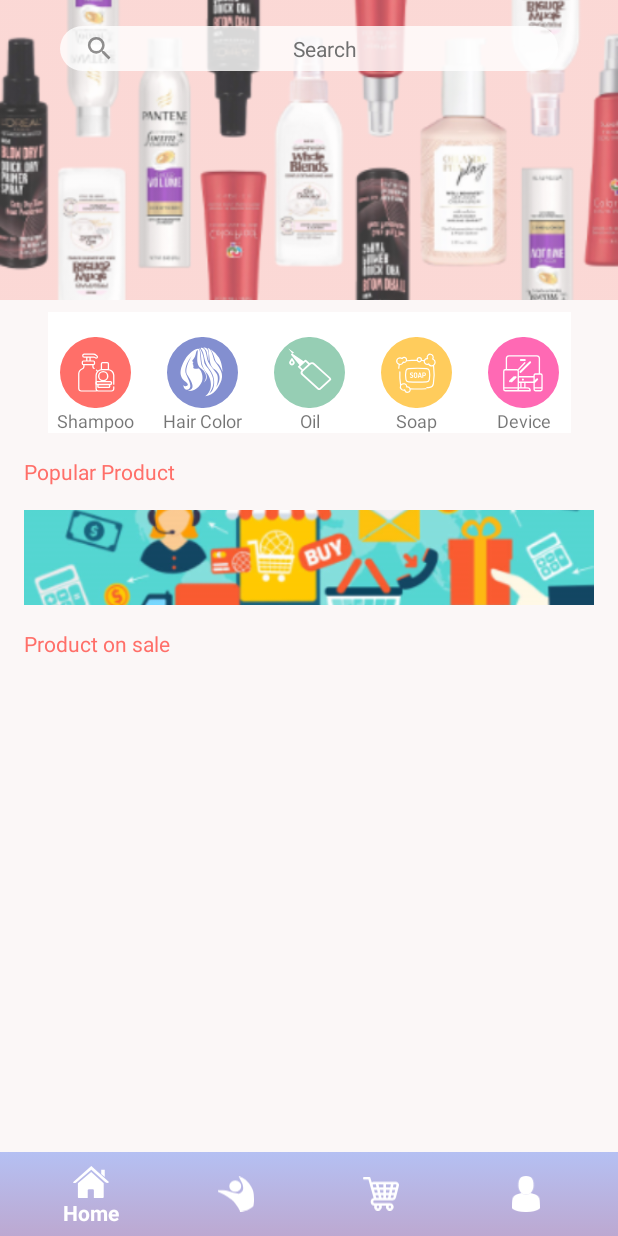
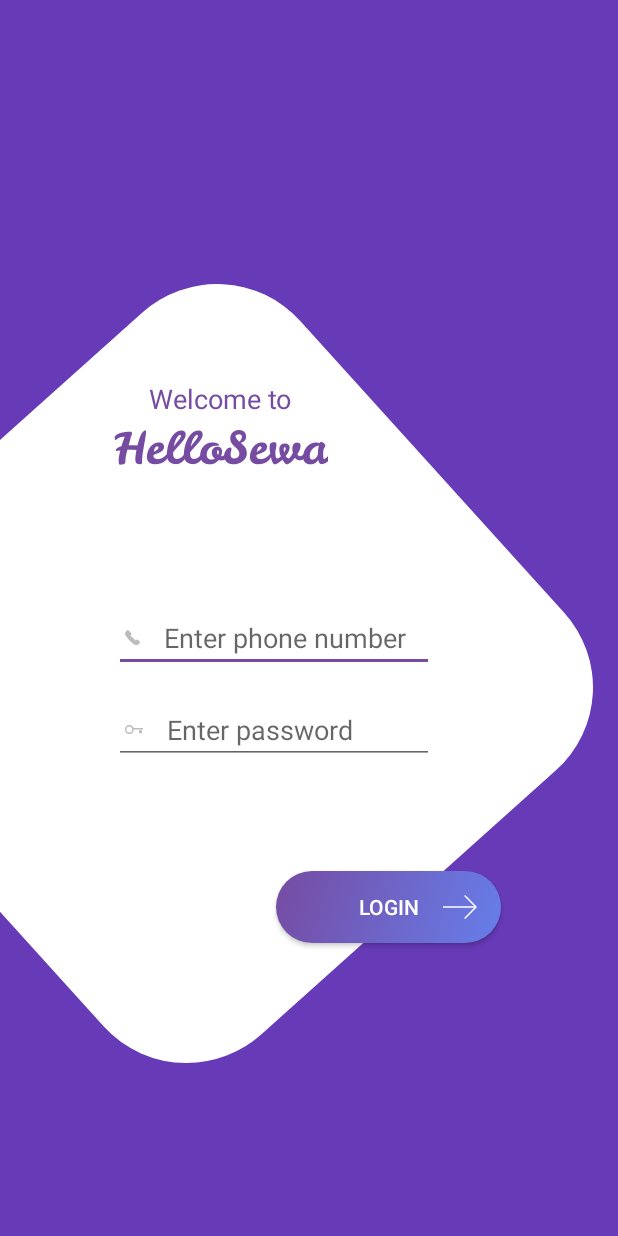
Before and after one commit to sandeepbhattarai48/HelloSewa, an Android app: the screen it shows after launch (MainActivity before the commit, LoginActivity after it), on a phone screen of 412 x 824 dp. Run offline under Robolectric (Android 15) with nearby library versions, the phone set to English and light mode, and no system bars.

Commit message:
login work started

```diff
--- a/app/src/main/AndroidManifest.xml
+++ b/app/src/main/AndroidManifest.xml
@@ -9,7 +9,8 @@
         android:roundIcon="@mipmap/ic_launcher_round"
         android:supportsRtl="true"
         android:theme="@style/AppTheme">
-        <activity android:name=".MainActivity">
+        <activity android:name=".MainActivity"></activity>
+        <activity android:name=".LoginActivity">
             <intent-filter>
                 <action android:name="android.intent.action.MAIN" />
 
--- /dev/null
+++ b/app/src/main/java/com/hellosewa/LoginActivity.java
@@ -0,0 +1,33 @@
+package com.hellosewa;
+
+import androidx.appcompat.app.AppCompatActivity;
+
+import android.content.pm.ActivityInfo;
+import android.os.Bundle;
+import android.view.View;
+import android.widget.Button;
+import android.widget.EditText;
+
+public class LoginActivity extends AppCompatActivity {
+
+    @Override
+    protected void onCreate(Bundle savedInstanceState) {
+        super.onCreate(savedInstanceState);
+        setContentView(R.layout.activity_login);
+        this.setRequestedOrientation(ActivityInfo.SCREEN_ORIENTATION_PORTRAIT);
+
+        final EditText phoneEt = findViewById(R.id.phone_edittext);
+        EditText passwordEt = findViewById(R.id.password_edittext);
+        Button loginBtn = findViewById(R.id.login_btn);
+
+        loginBtn.setOnClickListener(new View.OnClickListener() {
+            @Override
+            public void onClick(View v) {
+
+                phoneEt.getText().toString();
+
+            }
+        });
+
+    }
+}
--- /dev/null
+++ b/app/src/main/res/drawable/custom_login_button.xml
@@ -0,0 +1,15 @@
+<?xml version="1.0" encoding="utf-8"?>
+<selector xmlns:android="http://schemas.android.com/apk/res/android">
+    <item>
+        <shape >
+            <corners android:radius="@dimen/radius_large"/>
+            <gradient
+                android:startColor="@color/blue"
+                android:endColor="@color/purple"
+                android:angle="135"
+
+                />
+        </shape>
+
+    </item>
+</selector>
--- /dev/null
+++ b/app/src/main/res/drawable/ic_arrow.xml
@@ -0,0 +1,16 @@
+<vector xmlns:android="http://schemas.android.com/apk/res/android"
+    android:width="22.968dp"
+    android:height="15.943dp"
+    android:viewportWidth="22.968"
+    android:viewportHeight="15.943">
+  <path
+      android:pathData="M0,7.9722h21.449"
+      android:strokeWidth="1"
+      android:fillColor="#00000000"
+      android:strokeColor="#fff"/>
+  <path
+      android:pathData="M14.6431,0.354l7.618,7.618 -7.618,7.618"
+      android:strokeWidth="1"
+      android:fillColor="#00000000"
+      android:strokeColor="#fff"/>
+</vector>
--- /dev/null
+++ b/app/src/main/res/drawable/ic_key.xml
@@ -0,0 +1,21 @@
+<vector xmlns:android="http://schemas.android.com/apk/res/android"
+    android:width="12.162dp"
+    android:height="6dp"
+    android:viewportWidth="12.162"
+    android:viewportHeight="6">
+  <path
+      android:pathData="M3,3m-2.5,0a2.5,2.5 0,1 1,5 0a2.5,2.5 0,1 1,-5 0"
+      android:strokeWidth="1"
+      android:fillColor="#00000000"
+      android:strokeColor="#bcbcbc"/>
+  <path
+      android:pathData="M5.242,2.5h6.92"
+      android:strokeWidth="1"
+      android:fillColor="#00000000"
+      android:strokeColor="#bcbcbc"/>
+  <path
+      android:pathData="M10.5,3.5L10.5,5.5"
+      android:strokeWidth="2"
+      android:fillColor="#00000000"
+      android:strokeColor="#bcbcbc"/>
+</vector>
--- /dev/null
+++ b/app/src/main/res/drawable/ic_phone.xml
@@ -0,0 +1,9 @@
+<vector xmlns:android="http://schemas.android.com/apk/res/android"
+    android:width="10.064dp"
+    android:height="10.142dp"
+    android:viewportWidth="10.064"
+    android:viewportHeight="10.142">
+  <path
+      android:pathData="M0.6685,4.2983a19.85,19.85 0,0 0,5.483 5.451,2.768 2.768,0 0,0 2.853,0s1.228,-0.879 1.041,-1.592a3.138,3.138 0,0 0,-1.849 -1.684c-0.674,-0.219 -0.847,0.809 -0.847,0.809l-3.926,-3.717s1.24,-0.34 0.908,-1.149a4.117,4.117 0,0 0,-1.231 -1.426c-0.344,-0.3 -1.058,-1.2 -1.459,-0.944a4,4 0,0 0,-1.523 1.756A2.709,2.709 0,0 0,0.6685 4.2983Z"
+      android:fillColor="#bcbcbc"/>
+</vector>
--- /dev/null
+++ b/app/src/main/res/drawable/login_bg_shape.xml
@@ -0,0 +1,16 @@
+<vector xmlns:android="http://schemas.android.com/apk/res/android"
+    android:width="507.75dp"
+    android:height="507.676dp"
+    android:viewportWidth="507.75"
+    android:viewportHeight="507.676">
+  <path
+      android:pathData="M48.304,197.394L219.228,43.493A65,65 104.333,0 1,311.026 48.304L464.257,218.485A65,65 69.692,0 1,459.446 310.282L288.522,464.182A65,65 58.847,0 1,196.724 459.372L43.493,289.191A65,65 83.584,0 1,48.304 197.394z"
+      android:strokeWidth="1"
+      android:fillColor="#fff"
+      android:strokeColor="#00000000"/>
+  <path
+      android:pathData="M48.639,197.765L219.562,43.865A64.5,64.5 93.626,0 1,310.654 48.639L463.885,218.819A64.5,64.5 73.767,0 1,459.111 309.911L288.188,463.811A64.5,64.5 82.222,0 1,197.096 459.037L43.865,288.857A64.5,64.5 117.532,0 1,48.639 197.765z"
+      android:strokeWidth="1"
+      android:fillColor="#00000000"
+      android:strokeColor="#707070"/>
+</vector>
--- /dev/null
+++ b/app/src/main/res/drawable/login_shape_bg.xml
@@ -0,0 +1,9 @@
+<vector xmlns:android="http://schemas.android.com/apk/res/android"
+    android:width="344.208dp"
+    android:height="454.082dp"
+    android:viewportWidth="344.208"
+    android:viewportHeight="454.082">
+  <path
+      android:pathData="M59.979,432.574l-59.979,-66.615v-275l82.483,-74.269a65,65 0,0 1,91.8 4.812l153.23,170.179a65,65 0,0 1,-4.811 91.8l-170.924,153.9a64.771,64.771 0,0 1,-43.472 16.7A64.825,64.825 0,0 1,59.979 432.574Z"
+      android:fillColor="#fff"/>
+</vector>
--- /dev/null
+++ b/app/src/main/res/layout/activity_login.xml
@@ -0,0 +1,122 @@
+<?xml version="1.0" encoding="utf-8"?>
+<androidx.constraintlayout.widget.ConstraintLayout xmlns:android="http://schemas.android.com/apk/res/android"
+    xmlns:app="http://schemas.android.com/apk/res-auto"
+    xmlns:tools="http://schemas.android.com/tools"
+    android:layout_width="match_parent"
+    android:layout_height="match_parent"
+    android:background="#673AB7"
+    tools:context=".LoginActivity">
+
+    <androidx.constraintlayout.widget.Guideline
+        android:id="@+id/guideline4"
+        android:layout_width="0dp"
+        android:layout_height="wrap_content"
+        android:orientation="horizontal"
+        app:layout_constraintEnd_toEndOf="parent"
+        app:layout_constraintGuide_percent="0.23"
+        app:layout_constraintStart_toStartOf="parent"
+        app:layout_constraintTop_toTopOf="parent" />
+
+    <androidx.constraintlayout.widget.Guideline
+        android:id="@+id/guideline3"
+        android:layout_width="wrap_content"
+        android:layout_height="wrap_content"
+        android:orientation="horizontal"
+        app:layout_constraintEnd_toEndOf="parent"
+        app:layout_constraintGuide_percent="0.86"
+        app:layout_constraintStart_toStartOf="parent"
+        app:layout_constraintTop_toTopOf="parent" />
+
+    <androidx.constraintlayout.widget.Guideline
+        android:id="@+id/guideline5"
+        android:layout_width="wrap_content"
+        android:layout_height="wrap_content"
+        android:orientation="vertical"
+        app:layout_constraintGuide_percent="0.96" />
+
+    <androidx.constraintlayout.widget.ConstraintLayout
+        android:layout_width="0dp"
+        android:layout_height="0dp"
+        android:background="@drawable/login_shape_bg"
+        app:layout_constraintBottom_toTopOf="@+id/guideline3"
+        app:layout_constraintEnd_toStartOf="@+id/guideline5"
+        app:layout_constraintHorizontal_bias="0.0"
+        app:layout_constraintStart_toStartOf="parent"
+        app:layout_constraintTop_toTopOf="@+id/guideline4">
+
+        <EditText
+            android:id="@+id/phone_edittext"
+            android:layout_width="wrap_content"
+            android:layout_height="wrap_content"
+            android:drawableStart="@drawable/ic_phone"
+            android:drawablePadding="@dimen/padding_medium"
+            android:ems="10"
+            android:hint="Enter phone number"
+            android:inputType="textPersonName"
+            android:paddingStart="@dimen/padding_small"
+            app:layout_constraintBottom_toBottomOf="parent"
+            app:layout_constraintStart_toStartOf="@+id/textView15"
+            app:layout_constraintTop_toTopOf="parent"
+            app:layout_constraintVertical_bias="0.45" />
+
+        <EditText
+            android:id="@+id/password_edittext"
+            android:layout_width="wrap_content"
+            android:layout_height="wrap_content"
+            android:layout_marginTop="16dp"
+            android:drawableStart="@drawable/ic_key"
+            android:drawablePadding="@dimen/padding_medium"
+            android:ems="10"
+            android:hint="Enter password"
+            android:inputType="textPassword"
+            android:paddingStart="@dimen/padding_small"
+            app:layout_constraintEnd_toEndOf="@+id/phone_edittext"
+            app:layout_constraintStart_toStartOf="@+id/phone_edittext"
+            app:layout_constraintTop_toBottomOf="@+id/phone_edittext" />
+
+        <TextView
+            android:id="@+id/textView14"
+            android:layout_width="wrap_content"
+            android:layout_height="wrap_content"
+            android:layout_marginTop="64dp"
+            android:text="Welcome to"
+            android:textColor="@color/purple"
+            android:textSize="18sp"
+            app:layout_constraintEnd_toEndOf="parent"
+            app:layout_constraintHorizontal_bias="0.33"
+            app:layout_constraintStart_toStartOf="parent"
+            app:layout_constraintTop_toTopOf="parent" />
+
+        <TextView
+            android:id="@+id/textView15"
+            android:layout_width="wrap_content"
+            android:layout_height="wrap_content"
+            android:fontFamily="@font/leckerli_one"
+            android:text="HelloSewa"
+            android:textColor="@color/purple"
+            android:textSize="30sp"
+            app:layout_constraintEnd_toEndOf="@+id/textView14"
+            app:layout_constraintStart_toStartOf="@+id/textView14"
+            app:layout_constraintTop_toBottomOf="@+id/textView14" />
+
+        <Button
+            android:id="@+id/login_btn"
+            android:layout_width="150dp"
+            android:layout_height="wrap_content"
+            android:background="@drawable/custom_login_button"
+            android:drawableEnd="@drawable/ic_arrow"
+            android:drawablePadding="@dimen/padding_medium"
+            android:paddingEnd="@dimen/padding_medium"
+            android:text="Login"
+            android:textAlignment="textEnd"
+            android:textColor="@color/white"
+            app:layout_constraintBottom_toBottomOf="parent"
+            app:layout_constraintEnd_toEndOf="parent"
+            app:layout_constraintHorizontal_bias="0.75"
+            app:layout_constraintStart_toStartOf="parent"
+            app:layout_constraintTop_toTopOf="parent"
+            app:layout_constraintVertical_bias="0.83" />
+
+    </androidx.constraintlayout.widget.ConstraintLayout>
+
+</androidx.constraintlayout.widget.ConstraintLayout>
--- a/app/src/main/res/values/colors.xml
+++ b/app/src/main/res/values/colors.xml
@@ -2,9 +2,11 @@
 <resources>
     <color name="colorPrimary">#008577</color>
     <color name="colorPrimaryDark">#00574B</color>
-    <color name="colorAccent">#D81B60</color>
-    <color name="navBg1">#77667EEA</color>
-    <color name="navBg2">#77764BA2</color>
+    <color name="colorAccent">#764BA2</color>
+    <color name="navBg1">#AA667EEA</color>
+    <color name="navBg2">#AA764BA2</color>
+    <color name="purple">#764BA2</color>
+    <color name="blue">#667EEA</color>
     <color name="white">#FFFFFF</color>
     <color name="white_opacity">#CCFFFFFF</color>
     <color name="gray">#707070</color>
--- a/app/src/main/res/values/dimens.xml
+++ b/app/src/main/res/values/dimens.xml
@@ -13,5 +13,4 @@
     <dimen name="text_size_medium">16sp</dimen>
     <dimen name="small_margin">8dp</dimen>
     <dimen name="quantity_margin">2dp</dimen>
-
 </resources>
```
Also changed, not shown: app/src/main/res/font/leckerli_one.ttf (added).
